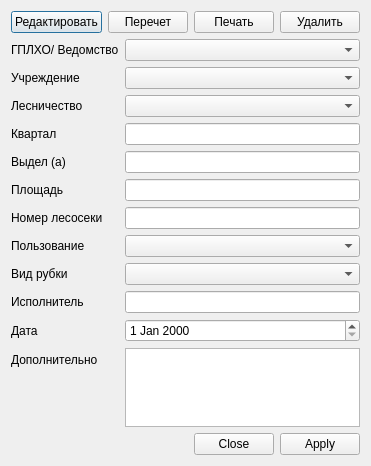
Before: the Qt Designer form ui/areaControllerDialog.ui in daniluuuuuuuk/daniluuuuuuuk.github.io, drawn with Qt 5.
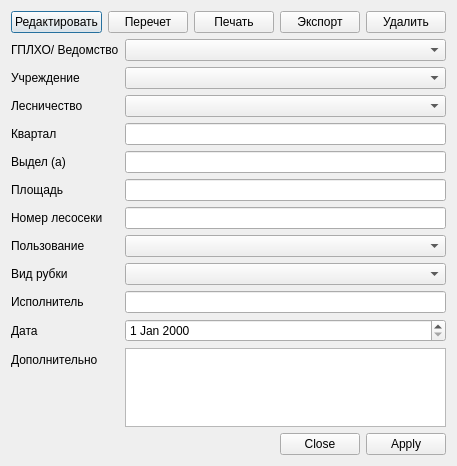
After: the same form once the commit is applied.

Commit message: Add feature — Добавлен экспорт одной лесосеки через редактирование лесосеки Fix bug — Исправлен импорт одной лесосеки, которой ещё нет в бд — Скорректированы сообщения при конфликтах импорта

What changed in the file:
```diff
--- a/ui/areaControllerDialog.ui
+++ b/ui/areaControllerDialog.ui
@@ -6,7 +6,7 @@
    <rect>
     <x>0</x>
     <y>0</y>
-    <width>313</width>
+    <width>431</width>
     <height>466</height>
    </rect>
   </property>
@@ -40,6 +40,13 @@
        </property>
       </widget>
      </item>
+     <item>
+      <widget class="QPushButton" name="export_pushButton">
+       <property name="text">
+        <string>Экспорт</string>
+       </property>
+      </widget>
+     </item>
      <item>
       <widget class="QPushButton" name="delete_pushButton">
        <property name="text">
```
The commit also changes 5 other files.
